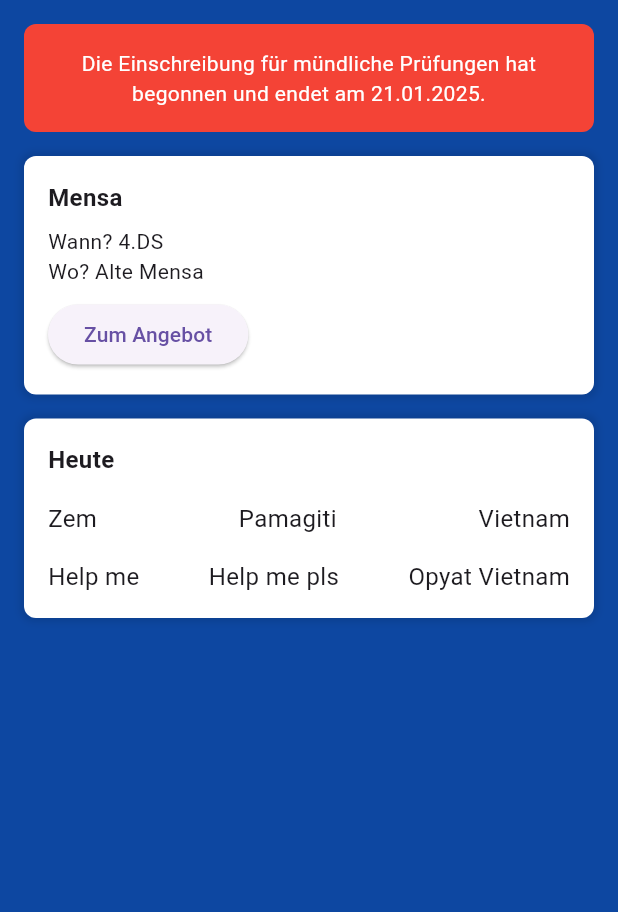
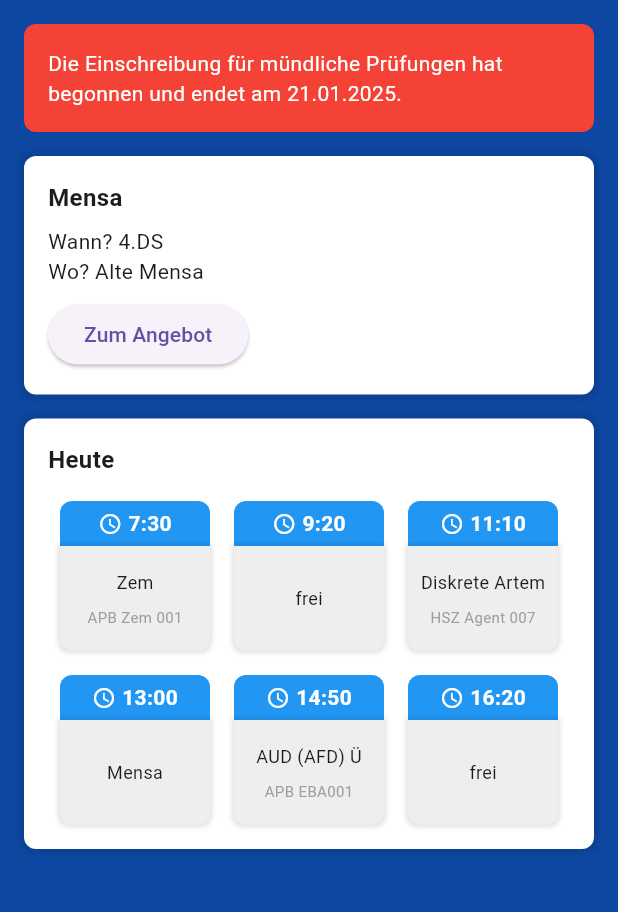
Before and after one commit to K-sta0/EMI-Flutter, a Flutter app: the screen it shows after launch, on a phone screen of 412 x 824 dp, the part 84-996 px from its top. Run offline on Flutter 3.47's test engine with Material 3 defaults, Android fonts, the phone set to English and light mode, and no system bars.

Commit message:
widgets again

```diff
--- a/lib/main.dart
+++ b/lib/main.dart
@@ -1,169 +1,15 @@
 import 'package:flutter/material.dart';
-
-/* void main() {
-  runApp(const MyApp());
-}
-
-class MyApp extends StatelessWidget {
-  const MyApp({super.key});
-
-  // This widget is the root of your application.
-  @override
-  Widget build(BuildContext context) {
-    return MaterialApp(
-      title: 'Flutter Demo',
-      theme: ThemeData(
-        // This is the theme of your application.
-        //
-        // TRY THIS: Try running your application with "flutter run". You'll see
-        // the application has a purple toolbar. Then, without quitting the app,
-        // try changing the seedColor in the colorScheme below to Colors.green
-        // and then invoke "hot reload" (save your changes or press the "hot
-        // reload" button in a Flutter-supported IDE, or press "r" if you used
-        // the command line to start the app).
-        //
-        // Notice that the counter didn't reset back to zero; the application
-        // state is not lost during the reload. To reset the state, use hot
-        // restart instead.
-        //
-        // This works for code too, not just values: Most code changes can be
-        // tested with just a hot reload.
-        colorScheme: ColorScheme.fromSeed(seedColor: Colors.deepPurple),
-        useMaterial3: true,
-      ),
-      home: const MyHomePage(title: 'Flutter Demo Home Page'),
-    );
-  }
-}
-
-class MyHomePage extends StatefulWidget {
-  const MyHomePage({super.key, required this.title});
-
-  // This widget is the home page of your application. It is stateful, meaning
-  // that it has a State object (defined below) that contains fields that affect
-  // how it looks.
-
-  // This class is the configuration for the state. It holds the values (in this
-  // case the title) provided by the parent (in this case the App widget) and
-  // used by the build method of the State. Fields in a Widget subclass are
-  // always marked "final".
-
-  final String title;
-
-  @override
-  State<MyHomePage> createState() => _MyHomePageState();
-}
-
-class _MyHomePageState extends State<MyHomePage> {
-  int _counter = 0;
-
-  void _incrementCounter() {
-    setState(() {
-      // This call to setState tells the Flutter framework that something has
-      // changed in this State, which causes it to rerun the build method below
-      // so that the display can reflect the updated values. If we changed
-      // _counter without calling setState(), then the build method would not be
-      // called again, and so nothing would appear to happen.
-      _counter++;
-    });
-  }
-
-  @override
-  Widget build(BuildContext context) {
-    // This method is rerun every time setState is called, for instance as done
-    // by the _incrementCounter method above.
-    //
-    // The Flutter framework has been optimized to make rerunning build methods
-    // fast, so that you can just rebuild anything that needs updating rather
-    // than having to individually change instances of widgets.
-    return Scaffold(
-      appBar: AppBar(
-        // TRY THIS: Try changing the color here to a specific color (to
-        // Colors.amber, perhaps?) and trigger a hot reload to see the AppBar
-        // change color while the other colors stay the same.
-        backgroundColor: Theme.of(context).colorScheme.inversePrimary,
-        // Here we take the value from the MyHomePage object that was created by
-        // the App.build method, and use it to set our appbar title.
-        title: Text(widget.title),
-      ),
-      body: Center(
-        // Center is a layout widget. It takes a single child and positions it
-        // in the middle of the parent.
-        child: Column(
-          // Column is also a layout widget. It takes a list of children and
-          // arranges them vertically. By default, it sizes itself to fit its
-          // children horizontally, and tries to be as tall as its parent.
-          //
-          // Column has various properties to control how it sizes itself and
-          // how it positions its children. Here we use mainAxisAlignment to
-          // center the children vertically; the main axis here is the vertical
-          // axis because Columns are vertical (the cross axis would be
-          // horizontal).
-          //
-          // TRY THIS: Invoke "debug painting" (choose the "Toggle Debug Paint"
-          // action in the IDE, or press "p" in the console), to see the
-          // wireframe for each widget.
-          mainAxisAlignment: MainAxisAlignment.center,
-          children: <Widget>[
-            const Text(
-              'You have pushed the button this many times:',
-            ),
-            Text(
-              '$_counter',
-              style: Theme.of(context).textTheme.headlineMedium,
-            ),
-          ],
-        ),
-      ),
-      floatingActionButton: FloatingActionButton(
-        onPressed: _incrementCounter,
-        tooltip: 'Increment',
-        child: const Icon(Icons.add),
-      ), // This trailing comma makes auto-formatting nicer for build methods.
-    );
-  }
-}
-
-*/
 
 void main() {
   runApp(const MyApp());
 }
 
-class MyApp extends StatelessWidget {
-  const MyApp({super.key});
+class Mensa extends StatelessWidget {
+  const Mensa({super.key});
 
   @override
   Widget build(BuildContext context) {
-    return MaterialApp(
-      home: Scaffold(
-        backgroundColor: Colors.blue.shade900,
-        appBar: AppBar(
-          title: const Text('Study-App'),
-          backgroundColor: Colors.blue.shade800,
-        ),
-        body: Padding(
-          padding: const EdgeInsets.all(16.0),
-          child: Column(
-            crossAxisAlignment: CrossAxisAlignment.stretch,
-            children: [
-              // Mitteilung
-              Container(
-                padding: const EdgeInsets.all(16.0),
-                decoration: BoxDecoration(
-                  color: Colors.red,
-                  borderRadius: BorderRadius.circular(8.0),
-                ),
-                child: const Text(
-                  'Die Einschreibung für mündliche Prüfungen hat begonnen und endet am 21.01.2025.',
-                  style: TextStyle(color: Colors.white),
-                  textAlign: TextAlign.center,
-                ),
-              ),
-              const SizedBox(height: 16.0),
-
-              // Mensa
-              Container(
+    return Container(
       padding: const EdgeInsets.all(16.0),
       decoration: BoxDecoration(
         color: Colors.white,
@@ -196,11 +42,110 @@ class MyApp extends StatelessWidget {
           ),
         ],
       ),
+    );
+  }
+}
+
+class DoppelStundeWidget extends StatelessWidget {
+  final String time;
+  final String label;
+  final String room;
+
+  const DoppelStundeWidget({
+    super.key,
+    required this.time,
+    required this.label,
+    required this.room,
+  });
+
+  @override
+  Widget build(BuildContext context) {
+    return SizedBox(
+      width: 100.0,
+      height: 100.0,
+      child: Column(
+        crossAxisAlignment: CrossAxisAlignment.stretch,
+        children: [
+          // Полоса
+          Container(
+            height: 30.0,
+            decoration: BoxDecoration(
+              color: Colors.blue,
+              borderRadius: const BorderRadius.vertical(
+                top: Radius.circular(8.0),
               ),
-              const SizedBox(height: 16.0),
+            ),
+            child: Row(
+              mainAxisAlignment: MainAxisAlignment.center,
+              children: [
+                Icon(
+                  Icons.access_time,
+                  size: 16.0,
+                  color: Colors.white,
+                ),
+                //Отступ между иконкой и временем
+                const SizedBox(width: 4.0),
+                Text(
+                  time,
+                  style: const TextStyle(
+                    color: Colors.white,
+                    fontWeight: FontWeight.bold,
+                    fontSize: 14.0,
+                  ),
+                ),
+              ],
+            ),
+          ),
+          Expanded(
+            child: Container(
+              padding: const EdgeInsets.all(8.0),
+              decoration: BoxDecoration(
+                color: Colors.grey.shade200,
+                borderRadius: const BorderRadius.vertical(
+                  bottom: Radius.circular(8.0),
+                ),
+                boxShadow: [
+                  BoxShadow(
+                    color: Colors.black12,
+                    blurRadius: 2.0,
+                    spreadRadius: 1.0,
+                  ),
+                ],
+              ),
+              child: Column(
+                mainAxisAlignment: MainAxisAlignment.spaceEvenly,
+                children: [
+                  Text(
+                    label,
+                    style: const TextStyle(
+                      fontSize: 12.0,
+                    ),
+                  ),
+                  if (room.isNotEmpty)
+                    Text(
+                      room,
+                      style: const TextStyle(
+                        fontSize: 10.0,
+                        color: Colors.grey,
+                      ),
+                    ),
+                ],
+              ),
+            ),
+          ),
+        ],
+      ),
+    );
+  }
+}
 
-              // Stundenplan
-              Container(
+
+class Stundenplan extends StatelessWidget {
+  const Stundenplan({super.key});
+
+  @override
+  Widget build(BuildContext context) {
+    return Container(
       padding: const EdgeInsets.all(16.0),
       decoration: BoxDecoration(
         color: Colors.white,
@@ -225,26 +170,65 @@ class MyApp extends StatelessWidget {
           ),
           const SizedBox(height: 16.0),
           Row(
-                      mainAxisAlignment: MainAxisAlignment.spaceBetween,
+            mainAxisAlignment: MainAxisAlignment.spaceAround,
             children: const [
-                        Text('Zem', style: TextStyle(fontSize: 16.0)),
-                        Text('Pamagiti', style: TextStyle(fontSize: 16.0)),
-                        Text('Vietnam', style: TextStyle(fontSize: 16.0)),
+              DoppelStundeWidget(time: '7:30', label: 'Zem', room: 'APB Zem 001'),
+              DoppelStundeWidget(time: '9:20', label: 'frei', room: ''),
+              DoppelStundeWidget(time: '11:10', label: 'Diskrete Artem', room: 'HSZ Agent 007'),
             ],
           ),
           const SizedBox(height: 16.0),
           Row(
-                      mainAxisAlignment: MainAxisAlignment.spaceBetween,
+            mainAxisAlignment: MainAxisAlignment.spaceAround,
             children: const [
-                        Text('Help me', style: TextStyle(fontSize: 16.0)),
-                        Text('Help me pls', style: TextStyle(fontSize: 16.0)),
-                        Text('Opyat Vietnam', style: TextStyle(fontSize: 16.0)),
+              DoppelStundeWidget(time: '13:00', label: 'Mensa', room: ''),
+              DoppelStundeWidget(time: '14:50', label: 'AUD (AFD) Ü', room: 'APB EBA001'),
+              DoppelStundeWidget(time: '16:20', label: 'frei', room: ''),
             ],
           ),
-
         ],
       ),
+    );
+  }
+}
+
+
+
+class MyApp extends StatelessWidget {
+  const MyApp({super.key});
+
+  @override
+  Widget build(BuildContext context) {
+    return MaterialApp(
+      home: Scaffold(
+        backgroundColor: Colors.blue.shade900,
+        appBar: AppBar(
+          title: const Text('Study-App'),
+          backgroundColor: Colors.blue.shade800,
         ),
+        body: Padding(
+          padding: const EdgeInsets.all(16.0),
+          child: Column(
+            crossAxisAlignment: CrossAxisAlignment.stretch,
+            children:  [
+              Container(
+                padding: const EdgeInsets.all(16.0),
+                margin: const EdgeInsets.only(bottom: 16.0),
+                decoration: BoxDecoration(
+                  color: Colors.red,
+                  borderRadius: BorderRadius.circular(8.0),
+                ),
+                child: const Text(
+                  'Die Einschreibung für mündliche Prüfungen hat begonnen und endet am 21.01.2025.',
+                  style: TextStyle(
+                    color: Colors.white,
+                    fontSize: 14.0,
+                  ),
+                ),
+              ),
+              Mensa(),
+              SizedBox(height: 16.0),
+              Stundenplan(),
             ],
           ),
         ),
```
Lines whose indentation alone changed are shown as unchanged.
